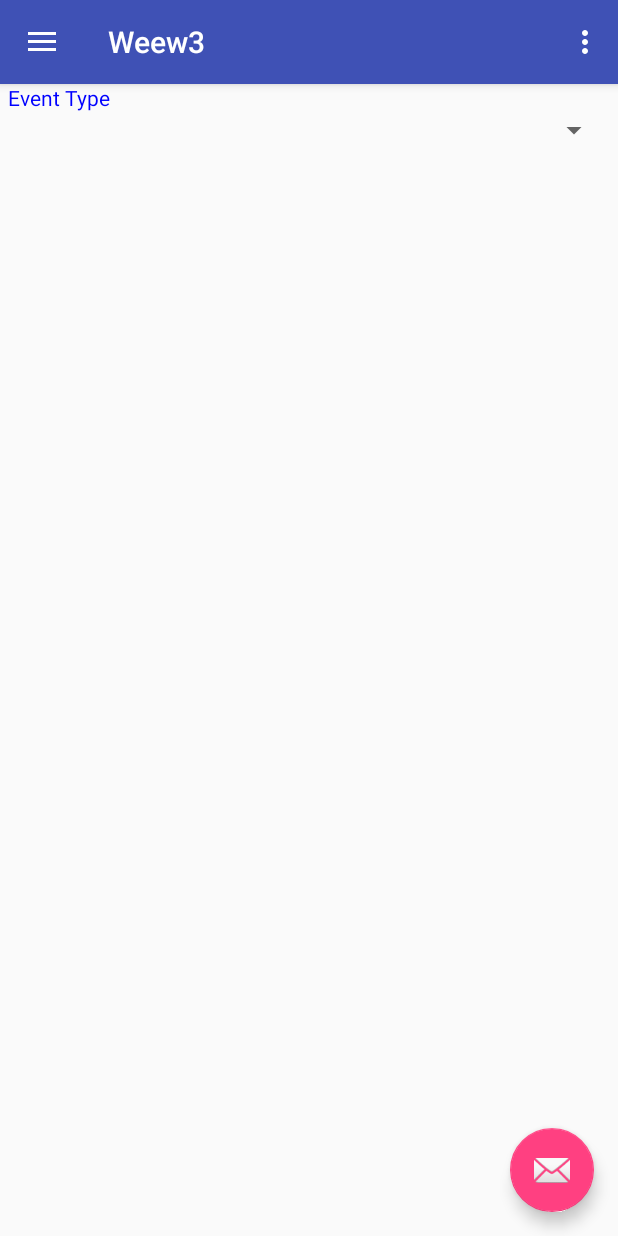
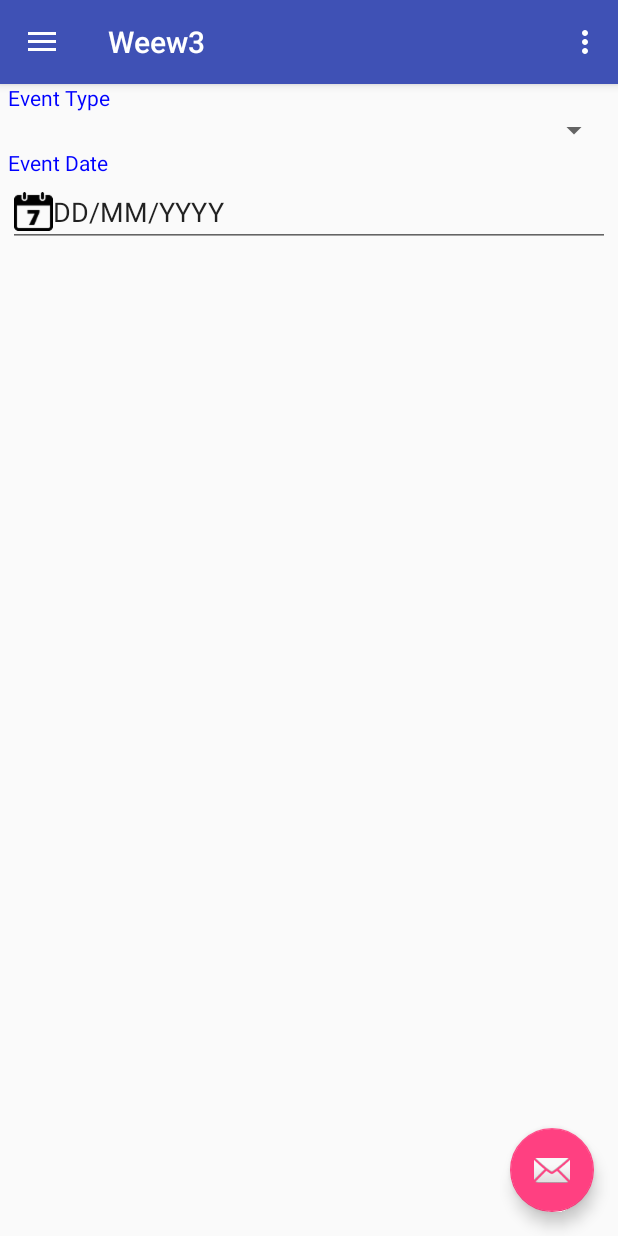
Before and after one commit to melyaman/Weew, an Android app: the screen it shows after launch (MainActivity), in the side drawer, after a tap on "create Event", on a phone screen of 412 x 824 dp. Run offline under Robolectric (Android 15) with nearby library versions, the light colour scheme and no system bars.

Commit message:
added calendar popup (Create fragment)

```diff
--- a/app/src/main/java/preferences/android/eurecom/fr/weew3/Create.java
+++ b/app/src/main/java/preferences/android/eurecom/fr/weew3/Create.java
@@ -1,14 +1,23 @@
 package preferences.android.eurecom.fr.weew3;
 
 
+import android.app.DatePickerDialog;
+import android.icu.text.SimpleDateFormat;
+import android.icu.util.Calendar;
+import android.os.Build;
 import android.os.Bundle;
 import android.support.annotation.Nullable;
+import android.support.annotation.RequiresApi;
 import android.support.v4.app.Fragment;
 import android.view.LayoutInflater;
 import android.view.View;
 import android.view.ViewGroup;
 import android.widget.ArrayAdapter;
+import android.widget.DatePicker;
+import android.widget.EditText;
 import android.widget.Spinner;
+
+import java.util.Locale;
 
 
 /**
@@ -22,21 +31,56 @@ public class Create extends Fragment {
     }
 
 
-
+    @RequiresApi(api = Build.VERSION_CODES.N)
     @Override
     public View onCreateView(LayoutInflater inflater, ViewGroup container,
                              Bundle savedInstanceState) {
         // Inflate the layout for this fragment
         // Inflate the layout for this fragment
-        final View rootView =  inflater.inflate(R.layout.fragment_create, container, false);
+        final View rootView = inflater.inflate(R.layout.fragment_create, container, false);
         ArrayAdapter<CharSequence> adapter = ArrayAdapter.createFromResource(rootView.getContext(),
                 R.array.event_choices, android.R.layout.simple_spinner_item);
-// Specify the layout to use when the list of choices appears
+        // Specify the layout to use when the list of choices appears
         adapter.setDropDownViewResource(android.R.layout.simple_spinner_dropdown_item);
-// Apply the adapter to the spinner
+        // Apply the adapter to the spinner
         Spinner spinner = (Spinner) rootView.findViewById(R.id.eventTypeSpinner);
         spinner.setAdapter(adapter);
+        ///// calendar popup ////
+        final EditText edittext;
+        edittext = (EditText) rootView.findViewById(R.id.eventDateText);
+        final Calendar myCalendar = Calendar.getInstance();
+        final DatePickerDialog.OnDateSetListener date = new DatePickerDialog.OnDateSetListener() {
+            @Override
+            public void onDateSet(DatePicker view, int year, int monthOfYear,
+                                  int dayOfMonth) {
+                // TODO Auto-generated method stub
+                myCalendar.set(Calendar.YEAR, year);
+                myCalendar.set(Calendar.MONTH, monthOfYear);
+                myCalendar.set(Calendar.DAY_OF_MONTH, dayOfMonth);
+                updateLabel();
+            }
+
+            private void updateLabel() {
+
+                String myFormat = "MM/dd/yyyy"; //In which you need put here
+                SimpleDateFormat sdf = new SimpleDateFormat(myFormat, Locale.US);
+
+                edittext.setText(sdf.format(myCalendar.getTime()));
+
+            }
+        };
+        edittext.setOnClickListener(new View.OnClickListener() {
+
+            @Override
+            public void onClick(View v) {
+                // TODO Auto-generated method stub
+                new DatePickerDialog(rootView.getContext(), date, myCalendar
+                        .get(Calendar.YEAR), myCalendar.get(Calendar.MONTH),
+                        myCalendar.get(Calendar.DAY_OF_MONTH)).show();
+
+            }
+
+        });
         return rootView;
     }
-
 }
--- a/app/src/main/res/layout/fragment_create.xml
+++ b/app/src/main/res/layout/fragment_create.xml
@@ -21,10 +21,27 @@
         android:layout_width="match_parent"
         android:layout_height="wrap_content"
         android:layout_alignParentLeft="true"
-        android:minWidth="200dp"
         android:entries="@array/event_choices"
         android:layout_below="@id/text_event_type"
         />
+    <TextView
+        android:text="Event Date"
+        android:textColor="#0000FF"
+        android:layout_width="match_parent"
+        android:layout_height="wrap_content"
+        android:id="@+id/text_event_date"
+        android:layout_below="@id/eventTypeSpinner"/>
+
+    <EditText
+        android:layout_width="match_parent"
+        android:layout_height="wrap_content"
+        android:inputType="textPersonName"
+        android:text="DD/MM/YYYY"
+        android:ems="10"
+        android:id="@+id/eventDateText"
+        android:focusable="false"
+        android:drawableLeft="@drawable/calendar_icon"
+        android:layout_below="@id/text_event_date"/>
 
 
 
```
Also changed, not shown: app/src/main/res/drawable-hdpi/calendar_icon.png (added), app/src/main/res/drawable-mdpi/calendar_icon.png (added), app/src/main/res/drawable-xhdpi/calendar_icon.png (added), app/src/main/res/drawable-xxhdpi/calendar_icon.png (added), app/src/main/res/drawable-xxxhdpi/calendar_icon.png (added).
